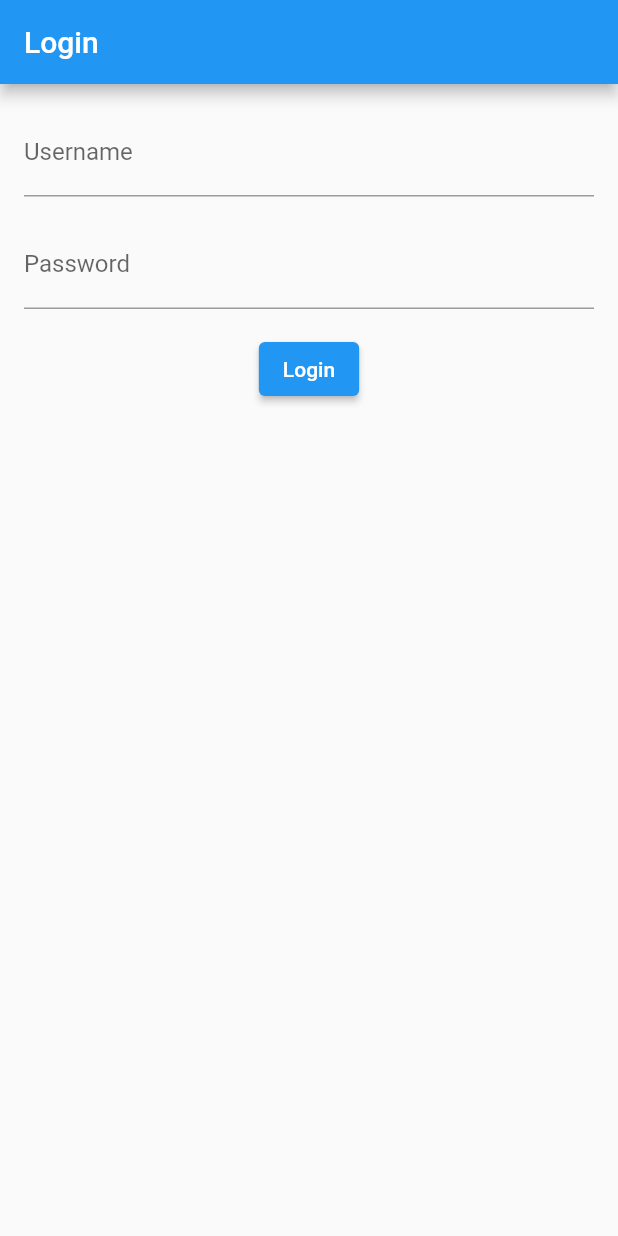
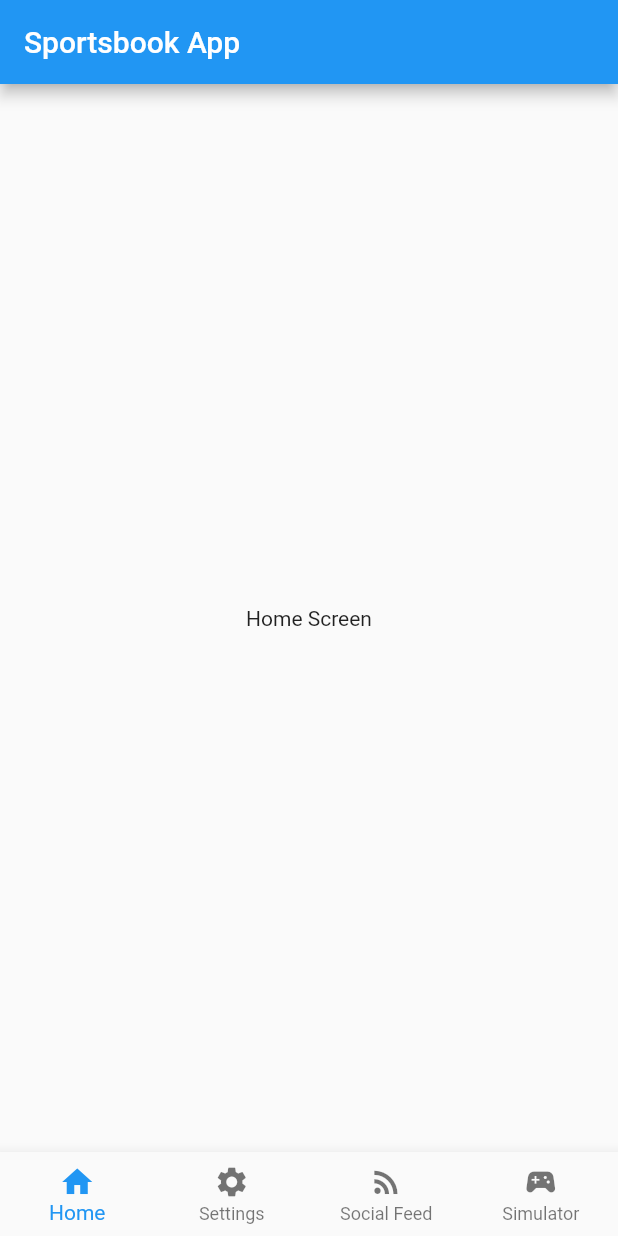
Before and after one commit to SukhiM/FTPSportsbook, a Flutter app: the screen it shows after launch, on a phone screen of 412 x 824 dp. Run offline on Flutter 3.47's test engine with Material 2 defaults, Android fonts, the phone set to English and light mode, and no system bars; our stand-ins replace firebase_auth, firebase_core; accounts and stored records are empty.

Commit message:
Add files via upload

```diff
--- a/ftp_app/lib/main.dart
+++ b/ftp_app/lib/main.dart
@@ -1,129 +1,102 @@
 import 'package:flutter/material.dart';
-import 'package:firebase_core/firebase_core.dart';
-import 'views/login_view.dart';
 
-void main() async {
-  WidgetsFlutterBinding.ensureInitialized();
-  await Firebase.initializeApp();
-  runApp(LoginApp());
-}
+void main() => runApp(SportsbookApp());
 
-class MyApp extends StatelessWidget {
-  const MyApp({super.key});
-
-  // This widget is the root of your application.
+class SportsbookApp extends StatelessWidget {
   @override
   Widget build(BuildContext context) {
     return MaterialApp(
-      title: 'Flutter Demo',
-      theme: ThemeData(
-        // This is the theme of your application.
-        //
-        // TRY THIS: Try running your application with "flutter run". You'll see
-        // the application has a blue toolbar. Then, without quitting the app,
-        // try changing the seedColor in the colorScheme below to Colors.green
-        // and then invoke "hot reload" (save your changes or press the "hot
-        // reload" button in a Flutter-supported IDE, or press "r" if you used
-        // the command line to start the app).
-        //
-        // Notice that the counter didn't reset back to zero; the application
-        // state is not lost during the reload. To reset the state, use hot
-        // restart instead.
-        //
-        // This works for code too, not just values: Most code changes can be
-        // tested with just a hot reload.
-        colorScheme: ColorScheme.fromSeed(seedColor: Colors.deepPurple),
-        useMaterial3: true,
-      ),
-      home: const MyHomePage(title: 'Flutter Demo Home Page'),
+      home: SportsbookHomeScreen(),
     );
   }
 }
 
-class MyHomePage extends StatefulWidget {
-  const MyHomePage({super.key, required this.title});
-
-  // This widget is the home page of your application. It is stateful, meaning
-  // that it has a State object (defined below) that contains fields that affect
-  // how it looks.
-
-  // This class is the configuration for the state. It holds the values (in this
-  // case the title) provided by the parent (in this case the App widget) and
-  // used by the build method of the State. Fields in a Widget subclass are
-  // always marked "final".
-
-  final String title;
-
+class SportsbookHomeScreen extends StatefulWidget {
   @override
-  State<MyHomePage> createState() => _MyHomePageState();
+  _SportsbookHomeScreenState createState() => _SportsbookHomeScreenState();
 }
 
-class _MyHomePageState extends State<MyHomePage> {
-  int _counter = 0;
+class _SportsbookHomeScreenState extends State<SportsbookHomeScreen> {
+  int _currentIndex = 0;
 
-  void _incrementCounter() {
-    setState(() {
-      // This call to setState tells the Flutter framework that something has
-      // changed in this State, which causes it to rerun the build method below
-      // so that the display can reflect the updated values. If we changed
-      // _counter without calling setState(), then the build method would not be
-      // called again, and so nothing would appear to happen.
-      _counter++;
-    });
-  }
+  final List<Widget> _pages = [
+    HomeScreen(),
+    SettingsScreen(),
+    SocialFeedScreen(),
+    SimulatorScreen(),
+  ];
 
   @override
   Widget build(BuildContext context) {
-    // This method is rerun every time setState is called, for instance as done
-    // by the _incrementCounter method above.
-    //
-    // The Flutter framework has been optimized to make rerunning build methods
-    // fast, so that you can just rebuild anything that needs updating rather
-    // than having to individually change instances of widgets.
     return Scaffold(
       appBar: AppBar(
-        // TRY THIS: Try changing the color here to a specific color (to
-        // Colors.amber, perhaps?) and trigger a hot reload to see the AppBar
-        // change color while the other colors stay the same.
-        backgroundColor: Theme.of(context).colorScheme.inversePrimary,
-        // Here we take the value from the MyHomePage object that was created by
-        // the App.build method, and use it to set our appbar title.
-        title: Text(widget.title),
+        title: Text('Sportsbook App'),
+        backgroundColor: Colors.blue,
       ),
-      body: Center(
-        // Center is a layout widget. It takes a single child and positions it
-        // in the middle of the parent.
-        child: Column(
-          // Column is also a layout widget. It takes a list of children and
-          // arranges them vertically. By default, it sizes itself to fit its
-          // children horizontally, and tries to be as tall as its parent.
-          //
-          // Column has various properties to control how it sizes itself and
-          // how it positions its children. Here we use mainAxisAlignment to
-          // center the children vertically; the main axis here is the vertical
-          // axis because Columns are vertical (the cross axis would be
-          // horizontal).
-          //
-          // TRY THIS: Invoke "debug painting" (choose the "Toggle Debug Paint"
-          // action in the IDE, or press "p" in the console), to see the
-          // wireframe for each widget.
-          mainAxisAlignment: MainAxisAlignment.center,
-          children: <Widget>[
-            const Text(
-              'You have pushed the button this many times:',
-            ),
-            Text(
-              '$_counter',
-              style: Theme.of(context).textTheme.headlineMedium,
-            ),
-          ],
-        ),
+      body: _pages[_currentIndex],
+      bottomNavigationBar: BottomNavigationBar(
+        currentIndex: _currentIndex,
+        type: BottomNavigationBarType.fixed,
+        items: [
+          BottomNavigationBarItem(
+            icon: Icon(Icons.home),
+            label: 'Home',
+          ),
+          BottomNavigationBarItem(
+            icon: Icon(Icons.settings),
+            label: 'Settings',
+          ),
+          BottomNavigationBarItem(
+            icon: Icon(Icons.rss_feed),
+            label: 'Social Feed',
+          ),
+          BottomNavigationBarItem(
+            icon: Icon(Icons.sports_esports),
+            label: 'Simulator',
+          ),
+        ],
+        onTap: (index) {
+          setState(() {
+            _currentIndex = index;
+          });
+        },
       ),
-      floatingActionButton: FloatingActionButton(
-        onPressed: _incrementCounter,
-        tooltip: 'Increment',
-        child: const Icon(Icons.add),
-      ), // This trailing comma makes auto-formatting nicer for build methods.
     );
   }
 }
+
+class HomeScreen extends StatelessWidget {
+  @override
+  Widget build(BuildContext context) {
+    return Center(
+      child: Text('Home Screen'),
+    );
+  }
+}
+
+class SettingsScreen extends StatelessWidget {
+  @override
+  Widget build(BuildContext context) {
+    return Center(
+      child: Text('Settings Screen'),
+    );
+  }
+}
+
+class SocialFeedScreen extends StatelessWidget {
+  @override
+  Widget build(BuildContext context) {
+    return Center(
+      child: Text('Social Feed Screen'),
+    );
+  }
+}
+
+class SimulatorScreen extends StatelessWidget {
+  @override
+  Widget build(BuildContext context) {
+    return Center(
+      child: Text('Simulator Screen'),
+    );
+  }
+}
```
